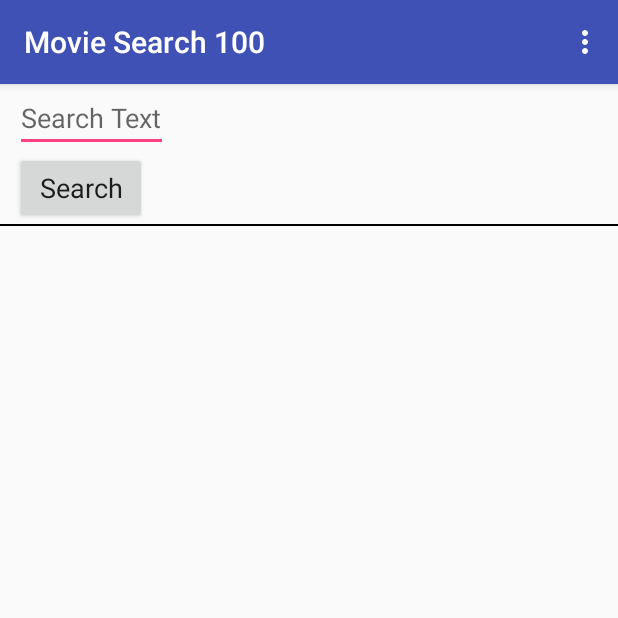
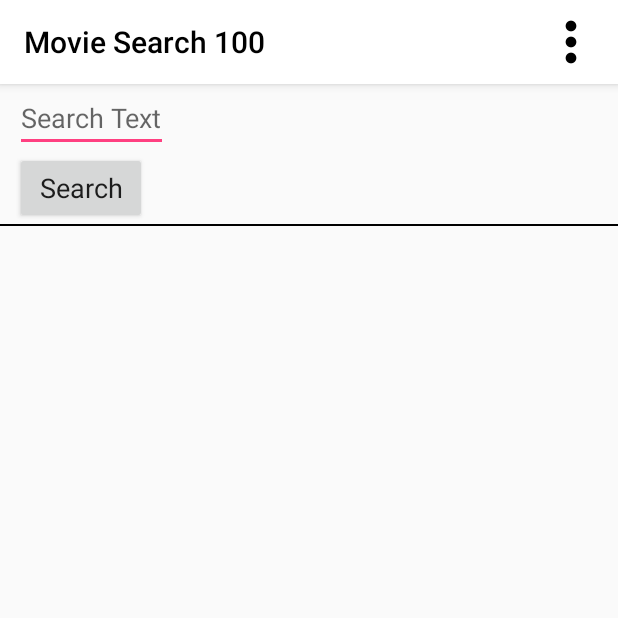
Before and after one commit to davidmlee/MovieSearch100, an Android app: the screen it shows after launch (MainActivity), on a phone screen of 412 x 824 dp, the top half of it. Run offline under Robolectric (Android 15) with nearby library versions, the phone set to English and light mode, and no system bars.

Commit message:
actionbar white

```diff
--- a/app/src/main/java/com/davidmlee/kata/moviesearch100/MainActivity.java
+++ b/app/src/main/java/com/davidmlee/kata/moviesearch100/MainActivity.java
@@ -1,8 +1,8 @@
 package com.davidmlee.kata.moviesearch100;
 
 import android.app.Activity;
+import android.os.Build;
 import android.os.Bundle;
-import android.support.design.widget.FloatingActionButton;
 import android.support.design.widget.Snackbar;
 import android.support.v7.app.AppCompatActivity;
 import android.support.v7.widget.LinearLayoutManager;
@@ -23,16 +23,21 @@ import com.davidmlee.kata.moviesearch100.core.ScreenMap;
 import com.davidmlee.kata.moviesearch100.util.Util;
 
 public class MainActivity extends AppCompatActivity {
-    MainController mainController;
     private EditText search_text;
     RecyclerView recList;
     FilmListAdapter filmListAdapter;
 
     @Override
+    @SuppressWarnings({"deprecation", "NewApi"})
     protected void onCreate(Bundle savedInstanceState) {
         super.onCreate(savedInstanceState);
         setContentView(R.layout.activity_main);
         Toolbar toolbar = (Toolbar) findViewById(R.id.toolbar);
+        if (Build.VERSION.SDK_INT >= Build.VERSION_CODES.LOLLIPOP) {
+            toolbar.setOverflowIcon(getDrawable(R.drawable.ic_more_vert_black));
+        } else {
+            toolbar.setOverflowIcon(getResources().getDrawable(R.drawable.ic_more_vert_black));
+        }
         setSupportActionBar(toolbar);
         MainController.setMainActivity(this);
 
@@ -79,7 +84,7 @@ public class MainActivity extends AppCompatActivity {
                 filmListAdapter.notifyDataSetChanged();
                 recList.invalidate();
                 Activity currentlyResumed = ScreenMap.getCurrentResumedActivity();
-                if (currentlyResumed.getLocalClassName().contains(MainActivity.class.getSimpleName())) {
+                if (currentlyResumed != null && currentlyResumed.getLocalClassName().contains(MainActivity.class.getSimpleName())) {
                     Util.hideSoftKeyboard(MainActivity.this);
                     Snackbar.make(recList,
                             MyApp.getStrRes(R.string.label_movie_list_refreshed)
--- a/app/src/main/res/layout/activity_main.xml
+++ b/app/src/main/res/layout/activity_main.xml
@@ -15,9 +15,10 @@
             android:id="@+id/toolbar"
             android:layout_width="match_parent"
             android:layout_height="?attr/actionBarSize"
-            android:background="?attr/colorPrimary"
-            app:popupTheme="@style/AppTheme.PopupOverlay" />
-
+            android:background="@android:color/white"
+            app:titleTextColor="@android:color/black"
+            app:popupTheme="@style/AppTheme.PopupOverlay"
+            />
     </android.support.design.widget.AppBarLayout>
 
     <include layout="@layout/content_main" />
```
Also changed, not shown: app/src/main/res/drawable-hdpi/ic_more_vert_black.png (added), app/src/main/res/drawable-mdpi/ic_more_vert_black.png (added), app/src/main/res/drawable-xhdpi/ic_more_vert_black.png (added), app/src/main/res/drawable-xxhdpi/ic_more_vert_black.png (added), app/src/main/res/drawable-xxxhdpi/ic_more_vert_black.png (added).
